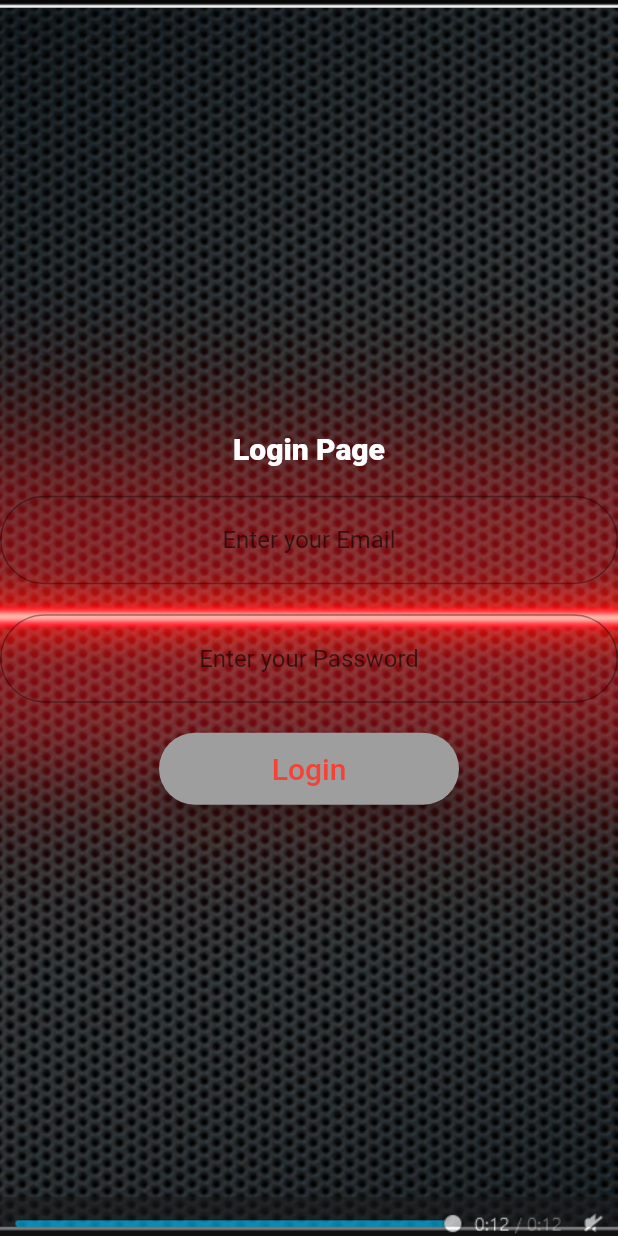
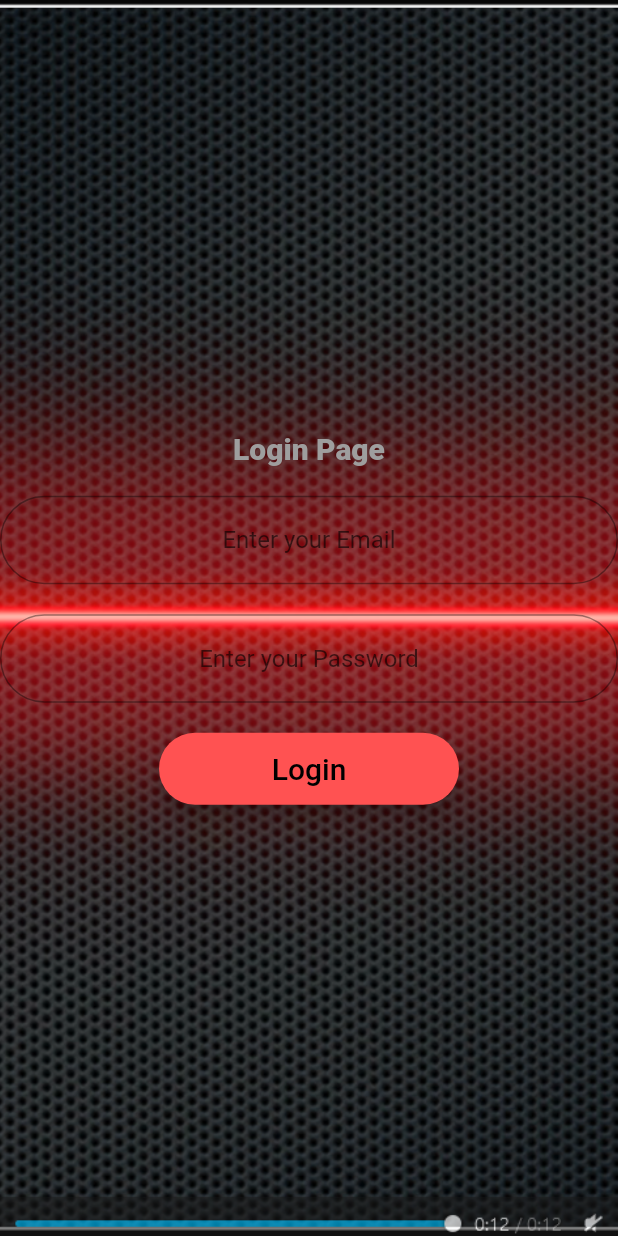
Before and after one commit to BZion/multipanelvideo_app, a Flutter app: the MyLoginPage screen opened directly with empty values, on a phone screen of 412 x 824 dp. Run offline on Flutter 3.47's test engine with Material 2 defaults, Android fonts, the phone set to English and light mode, and no system bars; our stand-ins replace cached_network_image, carousel_slider, cloud_firestore, firebase_auth, firebase_core, modal_progress_hud and 1 more; accounts and stored records are empty; network calls fail.

Commit message:
Login und Registrier

```diff
--- a/lib/VideoPlayerScreen.dart
+++ b/lib/VideoPlayerScreen.dart
@@ -23,7 +23,7 @@ class _VideoPlayerScreenState extends State<VideoPlayerScreen> {
   Future<void> _initializeVideoPlayerFuture;
   bool _isVisible = false;
   String _link;
-  Duration _duration = Duration(milliseconds: 200);
+  Duration _duration = Duration(milliseconds: 100);
 
   _VideoPlayerScreenState(_link,_pageController,_controller){
     this._link=_link;
--- a/lib/login.dart
+++ b/lib/login.dart
@@ -2,10 +2,10 @@ import 'package:flutter/material.dart';
 import 'package:modal_progress_hud/modal_progress_hud.dart';
 import 'package:firebase_auth/firebase_auth.dart';
 import 'main.dart';
-import 'register.dart';
 
 
 class login extends StatelessWidget {
+
   PageController _pageController;
   login(_pageController){
     this._pageController = _pageController;
@@ -58,7 +58,7 @@ class _MyLoginPageState extends State<MyLoginPage> {
             children: <Widget>[
               Text(
                 "Login Page",
-                style: TextStyle(fontWeight: FontWeight.w800, fontSize: 20.0, color: Colors.white),
+                style: TextStyle(fontWeight: FontWeight.w800, fontSize: 20.0, color: Colors.grey),
               ),
 
               SizedBox(
@@ -97,7 +97,7 @@ class _MyLoginPageState extends State<MyLoginPage> {
               ),
               Material(
                 elevation: 5,
-                color: Colors.grey,
+                color: Colors.redAccent,
                 borderRadius: BorderRadius.circular(32.0),
                 child: MaterialButton(
                   onPressed: () async {
@@ -110,10 +110,9 @@ class _MyLoginPageState extends State<MyLoginPage> {
                           email: email, password: password);
 
                       print(newUser.toString());
-                      Navigator.push(
-                        context,
-                        MaterialPageRoute(builder: (context) => Auswahlseite(_pageController)),
-                      );
+                      _pageController.nextPage(duration: Duration(milliseconds: 100), curve: Curves.ease);
+
+                    ;
                       if (newUser != null) {
 
                         setState(() {
@@ -127,7 +126,9 @@ class _MyLoginPageState extends State<MyLoginPage> {
                     } catch (e) {
                       print (e.toString());
                       showAlertDialog(context);
-
+                      Navigator.push(
+                          context,
+                          MaterialPageRoute(builder: (context) => login(_pageController)));
 
                     }
                   },
@@ -136,7 +137,7 @@ class _MyLoginPageState extends State<MyLoginPage> {
                   child: Text(
                     "Login",
                     style:
-                    TextStyle(fontWeight: FontWeight.w500, fontSize: 20.0, color: Colors.red),
+                    TextStyle(fontWeight: FontWeight.w500, fontSize: 20.0, color: Colors.black),
                   ),
                 ),
               )
--- a/lib/main.dart
+++ b/lib/main.dart
@@ -105,7 +105,7 @@ class Auswahlseite extends StatelessWidget {
                     Flexible(fit: FlexFit.loose, child:GestureDetector(child: i.con, onTap: () {
                       Navigator.push(
                         context,
-                        MaterialPageRoute(builder: (context) =>  new FilmPlayer(i.scenen, "https://player.vimeo.com/external/502234748.hd.mp4?s=884d53467551b607d2e4fb492c91d9dac3a9374c&profile_id=175")),
+                        MaterialPageRoute(builder: (context) =>  new FilmPlayer(i.scenen, "https://player.vimeo.com/external/502661920.hd.mp4?s=ea2229cdaebea5df809dae33180132f57509f907&profile_id=175")),
                       );
 
                      },))
--- a/lib/register.dart
+++ b/lib/register.dart
@@ -60,7 +60,7 @@ class _MyHomePageState extends State<MyHomePage> {
             children: <Widget>[
               Text(
                 "Registration Page",
-                style: TextStyle(fontWeight: FontWeight.w800, fontSize: 20.0, color: Colors.red),
+                style: TextStyle(fontWeight: FontWeight.w800, fontSize: 20.0, color: Colors.grey),
               ),
               SizedBox(
                 height: 20.0,
@@ -95,7 +95,7 @@ class _MyHomePageState extends State<MyHomePage> {
               ),
               Material(
                 elevation: 5,
-                color: Colors.lightBlue,
+                color: Colors.redAccent,
                 borderRadius: BorderRadius.circular(32.0),
                 child: MaterialButton(
                   onPressed: () async {
@@ -142,7 +142,7 @@ class _MyHomePageState extends State<MyHomePage> {
                 child: Text(
                   "Already Registred? Login Now",
                   style: TextStyle(
-                      color: Colors.blue, fontWeight: FontWeight.w900),
+                      color: Colors.grey, fontWeight: FontWeight.w900),
                 ),
               )
             ],
```
